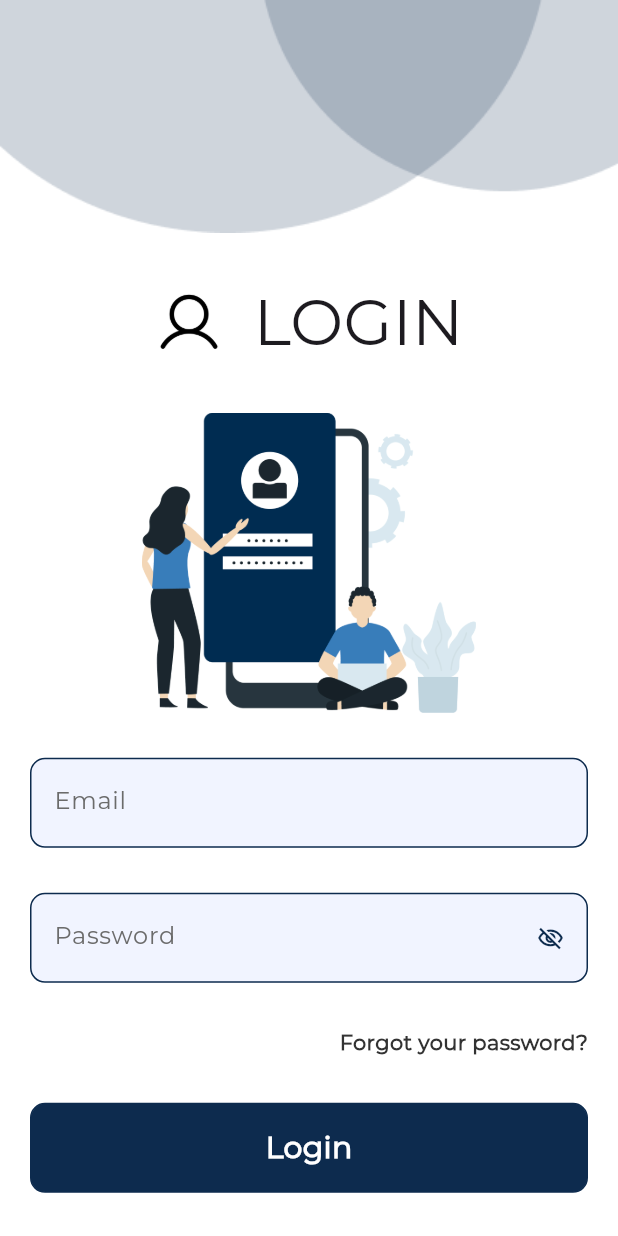
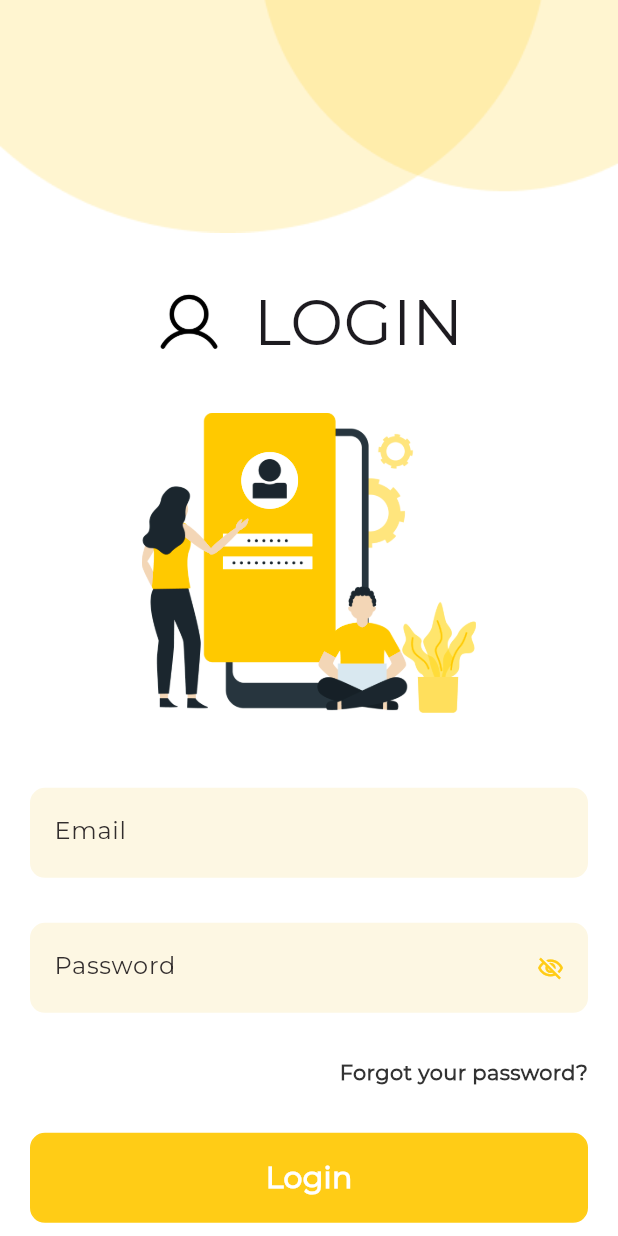
Before and after one commit to usamashoaib786/bridge, a Flutter app: the screen it shows after launch, on a phone screen of 412 x 824 dp. Run offline on Flutter 3.47's test engine with Material 3 defaults, Android fonts, the phone set to English and light mode, and no system bars; drawn by our look-alikes of calendar_view; our stand-ins replace connectivity_plus, curved_navigation_bar, dio, fluttertoast, image_picker, logger and 3 more.

```diff
--- a/lib/Helpers/app_field.dart
+++ b/lib/Helpers/app_field.dart
@@ -76,8 +76,8 @@ class _CustomAppFormFieldState extends State<CustomAppFormField> {
       decoration: BoxDecoration(
           border: widget.border == false
               ? null
-              : Border.all(color: AppTheme.appColor),
-          color: widget.bgcolor ?? Color(0xffF1F4FF),
+              : Border.all(color:Color(0xffFDF7E3)),
+          color: widget.bgcolor ?? Color(0xffFDF7E3),
           borderRadius: BorderRadius.circular(10)),
       child: TextField(
         controller: widget.controller,
@@ -171,8 +171,8 @@ class _CustomAppPasswordfieldState extends State<CustomAppPasswordfield> {
         height: 60,
         width: MediaQuery.of(context).size.width,
         decoration: BoxDecoration(
-            border: Border.all(color: AppTheme.appColor),
-            color: Color(0xffF1F4FF),
+            border: Border.all(color: Color(0xffFDF7E3)),
+            color: Color(0xffFDF7E3),
             borderRadius: BorderRadius.circular(10)),
         child: TextFormField(
           controller: widget.controller,
--- a/lib/Helpers/app_theme.dart
+++ b/lib/Helpers/app_theme.dart
@@ -3,8 +3,9 @@ import 'package:flutter/material.dart';
 class AppTheme {
   AppTheme._();
 
-  static Color txtColor = const Color(0xff6B6B6B);
-  static Color appColor = const Color(0xff0D2B4E);
+  static Color txtColor = const Color.fromARGB(255, 50, 45, 45);
+  // static Color txtColor = const Color(0xff6B6B6B);
+  static Color appColor = const Color(0xffFFCC16);
   static Color white = Color(0xffFFFFFF);
   static Color black= Color(0xff000000);
   static Color borderCOlor= Color(0xffD0D0D0);
--- a/lib/Helpers/toaster.dart
+++ b/lib/Helpers/toaster.dart
@@ -14,7 +14,7 @@ class ToastHelper {
 
   static void displaySuccessMotionToast({required BuildContext context, msg}) {
     MotionToast toast = MotionToast.success(
-      animationType: AnimationType.slideInFromLeft,
+      animationType: AnimationType.slideInFromTop,
       position: MotionToastPosition.top,
       description: ConstrainedBox(
         constraints: BoxConstraints(
@@ -35,7 +35,7 @@ class ToastHelper {
 
   static void displayErrorMotionToast({required BuildContext context, msg}) {
     MotionToast toast = MotionToast.error(
-      animationType: AnimationType.slideInFromLeft,
+      animationType: AnimationType.slideInFromTop,
       position: MotionToastPosition.top,
       description: ConstrainedBox(
         constraints: BoxConstraints(
--- a/lib/Views/Auth Screens/sign_in.dart
+++ b/lib/Views/Auth Screens/sign_in.dart
@@ -107,7 +107,7 @@ class _SignInScreenState extends State<SignInScreen> {
                         image: AssetImage("assets/images/loginCenter.png"),
                         height: 200,
                       ),
-                      SizedBox(height: 30),
+                      SizedBox(height: 50),
 
                       CustomAppFormField(
                         texthint: "Email",
--- a/lib/Views/BookingScreen/booking_status.dart
+++ b/lib/Views/BookingScreen/booking_status.dart
@@ -81,7 +81,7 @@ class _BookingStatusState extends State<BookingStatus> {
     try {
       final response = await dio.get(
           path:
-              "https://api.coworkatnastp.com/api/booking-schedule/search?query=$query");
+              "https://api.bridgepk.com/api/booking-schedule/search?query=$query");
       List<dynamic> schedules = response.data['results'];
       setState(() {
         _bookings =
@@ -627,7 +627,7 @@ class _BookingStatusState extends State<BookingStatus> {
     setState(() => _isLoading = true);
     try {
       final response = await dio.delete(
-          path: "https://api.coworkatnastp.com/api/booking-schedule/$id");
+          path: "https://api.bridgepk.com/api/booking-schedule/$id");
       if (response.statusCode == 200) {
         ToastHelper.displaySuccessMotionToast(
             context: context, msg: "Deleted successfully!");
--- a/lib/config/dio/interceptor.dart
+++ b/lib/config/dio/interceptor.dart
@@ -65,7 +65,7 @@ class AppDioInterceptor extends Interceptor {
       options.headers.addAll({RequestHeader.authorization: "Bearer $token",
       });
     }
-    String branch = "cowork-nastp"; // Set your default branch
+    String branch = "bridge"; // Set your default branch
 
     // Add the 'branch' header
     options.headers.addAll({"branch": branch});
--- a/lib/config/keys/urls.dart
+++ b/lib/config/keys/urls.dart
@@ -1,5 +1,5 @@
 class AppUrls {
-  static const String baseUrl = "https://api.coworkatnastp.com/api/";
+  static const String baseUrl = "https://api.bridgepk.com/api/";
   static const String logIn = "branch/login";
   static const String logOut= "logout";
   static const String availRooms= "booking-schedule/availability-rooms";
```
Also changed, not shown: assets/images/loginCenter.png, assets/images/logo.png.
